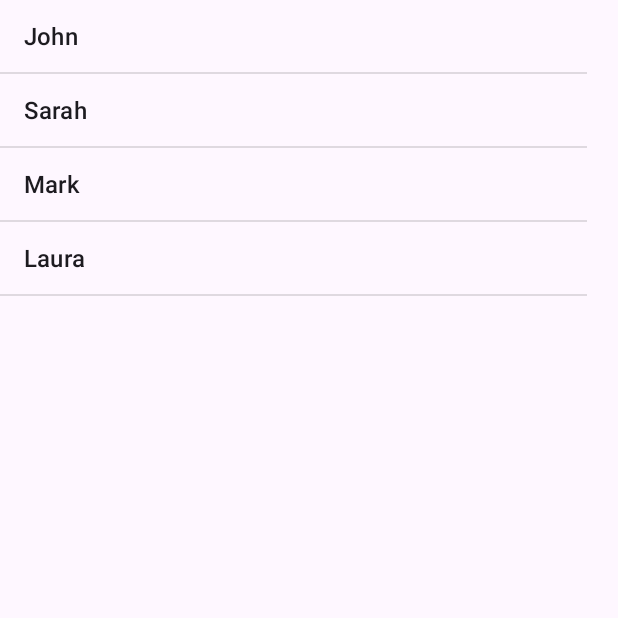
After one commit to ir1979/my_repository01, an Android app: the StudentActivity screen opened directly, with no data from a screen before it, on a phone screen of 412 x 824 dp, the top half of it. The commit adds this screen. Run offline under Robolectric (Android 15) with nearby library versions, the phone set to English and light mode, and no system bars.

Commit message:
Students List is added

```diff
--- /dev/null
+++ b/app/src/main/java/com/example/test03/StudentActivity.java
@@ -0,0 +1,30 @@
+package com.example.test03;
+
+import androidx.appcompat.app.AppCompatActivity;
+
+import android.os.Bundle;
+import android.widget.ArrayAdapter;
+import android.widget.ListView;
+
+import java.util.ArrayList;
+import java.util.List;
+
+public class StudentActivity extends AppCompatActivity {
+
+    @Override
+    protected void onCreate(Bundle savedInstanceState) {
+        super.onCreate(savedInstanceState);
+        setContentView(R.layout.activity_student);
+
+        List<String> students = new ArrayList<>();
+        students.add("John");
+        students.add("Sarah");
+        students.add("Mark");
+        students.add("Laura");
+
+        ListView studentListView = findViewById(R.id.student_list);
+        ArrayAdapter<String> adapter=new ArrayAdapter<>(this,
+                android.R.layout.simple_list_item_1, students);
+        studentListView.setAdapter(adapter);
+    }
+}
--- /dev/null
+++ b/app/src/main/res/layout/activity_student.xml
@@ -0,0 +1,13 @@
+<?xml version="1.0" encoding="utf-8"?>
+<LinearLayout xmlns:android="http://schemas.android.com/apk/res/android"
+    xmlns:app="http://schemas.android.com/apk/res-auto"
+    xmlns:tools="http://schemas.android.com/tools"
+    android:layout_width="match_parent"
+    android:layout_height="match_parent"
+    tools:context=".StudentActivity">
+
+    <ListView
+        android:id="@+id/student_list"
+        android:layout_width="391dp"
+        android:layout_height="805dp" />
+</LinearLayout>
```
Also changed, not shown: app/src/main/AndroidManifest.xml (+14 -4 lines), app/src/main/java/com/example/test03/MainActivity.java (+9 -2 lines), app/src/main/java/com/example/test03/RelativeLayoutActivity.java (added, +21 -0 lines), app/src/main/java/com/example/test03/Student.java (added, +27 -0 lines), app/src/main/res/layout/activity_main.xml (+12 -1 lines), app/src/main/res/layout/activity_relative_layout.xml (added, +31 -0 lines).
